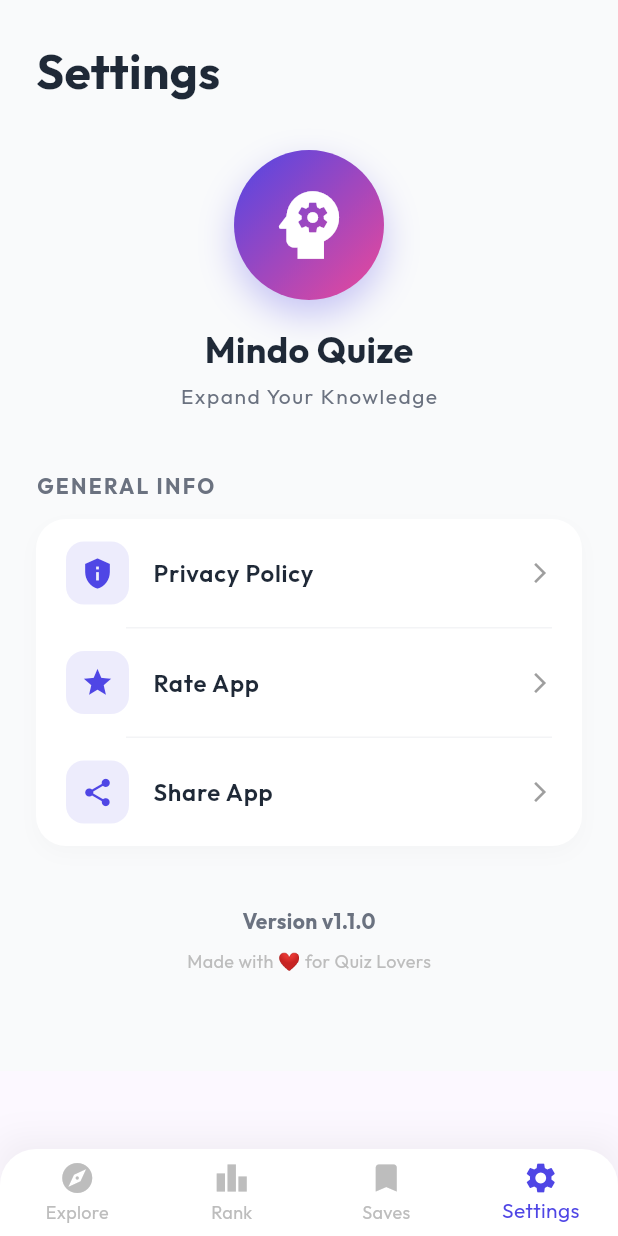
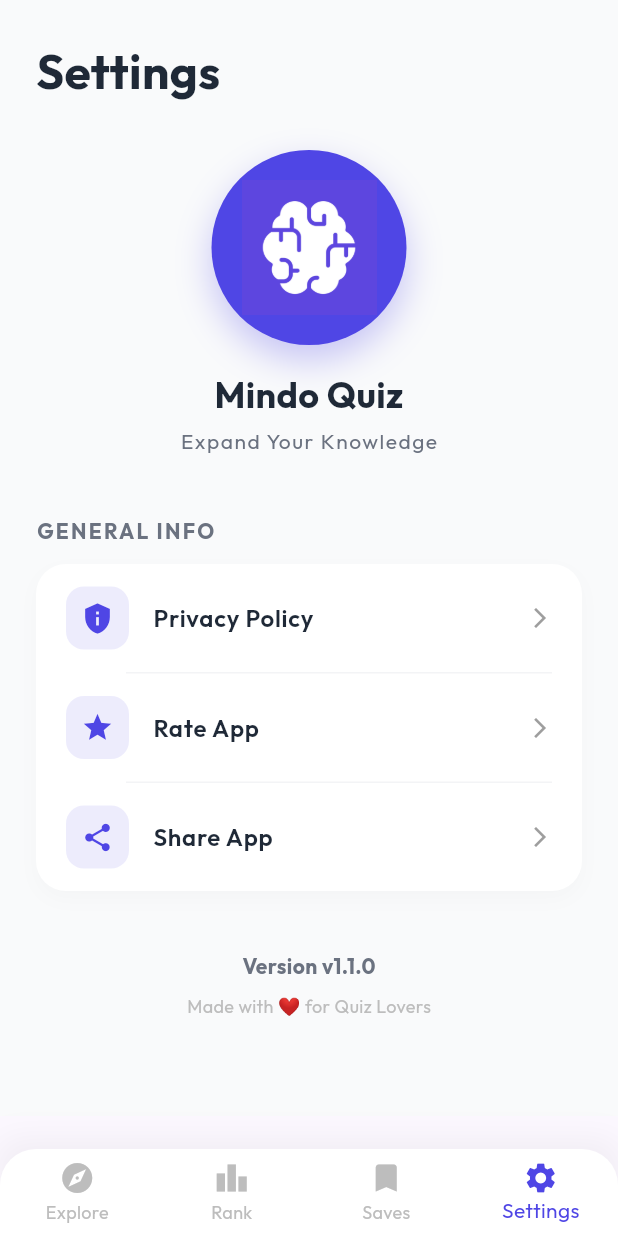
Before and after one commit to viroja123/MindoQuize, a Flutter app: the screen it shows after launch, item 4 of the bottom bar chosen, on a phone screen of 412 x 824 dp. Run offline on Flutter 3.47's test engine with Material 3 defaults, Android fonts, the phone set to English and light mode, and no system bars; our stand-ins replace google_fonts, share_plus, shared_preferences.

Commit message:
update the icon and name

```diff
--- a/lib/Screens/BottomTabScreen/settings_screen.dart
+++ b/lib/Screens/BottomTabScreen/settings_screen.dart
@@ -1,8 +1,35 @@
 import 'package:flutter/material.dart';
 import 'package:mindo_quize/config/app.color.dart';
+import 'package:url_launcher/url_launcher.dart';
+import 'package:share_plus/share_plus.dart';
 
 class SettingsScreen extends StatelessWidget {
   const SettingsScreen({super.key});
+  Future<void> _openPrivacyPolicy() async {
+    final Uri url = Uri.parse(
+      'https://sites.google.com/view/mindoquizprivacypolicy/home',
+    );
+
+    if (!await launchUrl(url, mode: LaunchMode.externalApplication)) {
+      throw 'Could not launch $url';
+    }
+  }
+
+  Future<void> _rateApp() async {
+    final Uri url = Uri.parse(
+      'https://play.google.com/store/apps/details?id=com.mindoquize.app.mindo_quize',
+    );
+
+    if (!await launchUrl(url, mode: LaunchMode.externalApplication)) {
+      throw 'Could not launch $url';
+    }
+  }
+
+  void _shareApp() {
+    Share.share(
+      'Check out this amazing quiz app!\n\nhttps://play.google.com/store/apps/details?id=com.mindoquize.app.mindo_quize',
+    );
+  }
 
   @override
   Widget build(BuildContext context) {
@@ -32,7 +59,7 @@ class SettingsScreen extends StatelessWidget {
                       padding: const EdgeInsets.all(20),
                       decoration: BoxDecoration(
                         gradient: const LinearGradient(
-                          colors: [AppColors.primary, AppColors.secondary],
+                          colors: [AppColors.primary, AppColors.primary],
                           begin: Alignment.topLeft,
                           end: Alignment.bottomRight,
                         ),
@@ -45,15 +72,15 @@ class SettingsScreen extends StatelessWidget {
                           ),
                         ],
                       ),
-                      child: const Icon(
-                        Icons.psychology,
-                        size: 60,
-                        color: Colors.white,
+                      child: Image.asset(
+                        'assets/images/icon.png',
+                        width: 90,
+                        height: 90,
                       ),
                     ),
                     const SizedBox(height: 16),
                     const Text(
-                      'Mindo Quize',
+                      'Mindo Quiz',
                       style: TextStyle(
                         fontSize: 24,
                         fontWeight: FontWeight.bold,
@@ -100,21 +127,25 @@ class SettingsScreen extends StatelessWidget {
                 ),
                 child: Column(
                   children: [
-                    _buildActionTile(Icons.privacy_tip, 'Privacy Policy'),
+                    _buildActionTile(
+                      Icons.privacy_tip,
+                      'Privacy Policy',
+                      _openPrivacyPolicy,
+                    ),
                     const Divider(
                       height: 1,
                       indent: 60,
                       endIndent: 20,
                       color: Color(0xFFF3F4F6),
                     ),
-                    _buildActionTile(Icons.star, 'Rate App'),
+                    _buildActionTile(Icons.star, 'Rate App', _rateApp),
                     const Divider(
                       height: 1,
                       indent: 60,
                       endIndent: 20,
                       color: Color(0xFFF3F4F6),
                     ),
-                    _buildActionTile(Icons.share, 'Share App'),
+                    _buildActionTile(Icons.share, 'Share App', _shareApp),
                   ],
                 ),
               ),
@@ -151,9 +182,9 @@ class SettingsScreen extends StatelessWidget {
     );
   }
 
-  Widget _buildActionTile(IconData icon, String title) {
+  Widget _buildActionTile(IconData icon, String title, VoidCallback onTap) {
     return ListTile(
-      onTap: () {},
+      onTap: onTap,
       contentPadding: const EdgeInsets.symmetric(horizontal: 20, vertical: 8),
       shape: RoundedRectangleBorder(borderRadius: BorderRadius.circular(20)),
       title: Text(
--- a/lib/main.dart
+++ b/lib/main.dart
@@ -13,7 +13,7 @@ class MyApp extends StatelessWidget {
   @override
   Widget build(BuildContext context) {
     return MaterialApp(
-      title: 'Mindo Quize',
+      title: 'Mindo Quiz',
       debugShowCheckedModeBanner: false,
       theme: ThemeData(
         colorScheme: ColorScheme.fromSeed(seedColor: const Color(0xFF4F46E5)),
```
Also changed, not shown: flutter_launcher_icons.yaml (added, +7 -0 lines), lib/Screens/splash_screen.dart (+6 -6 lines), pubspec.yaml (+8 -2 lines), assets/icon/icon.png (added), assets/images/icon.png (added), pubspec.lock, 35 other files.
